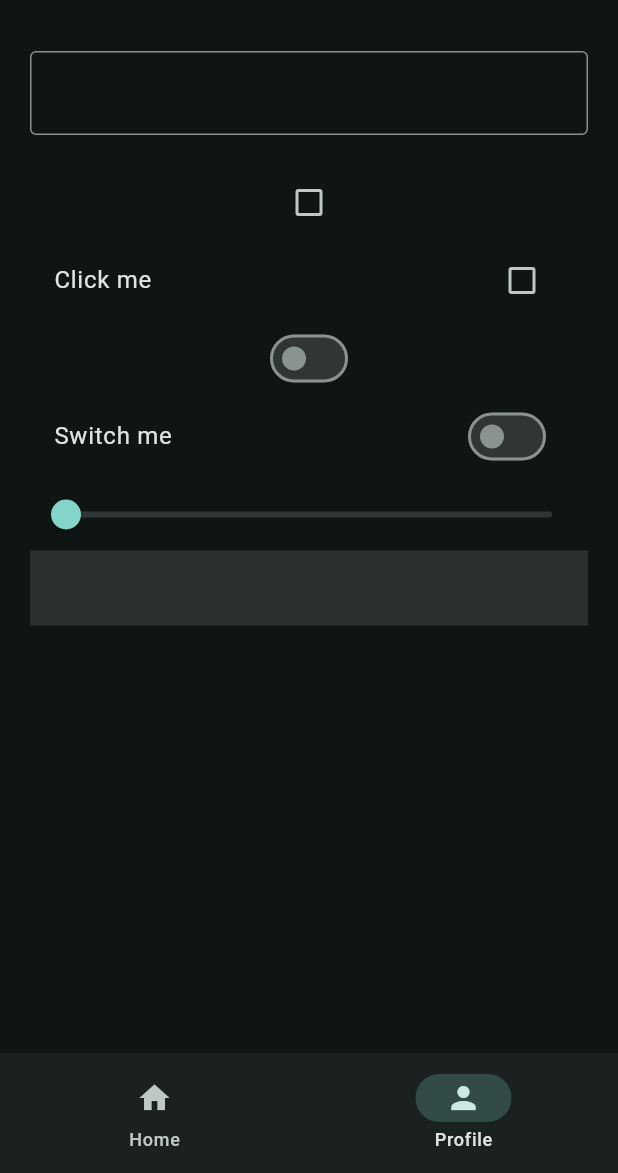
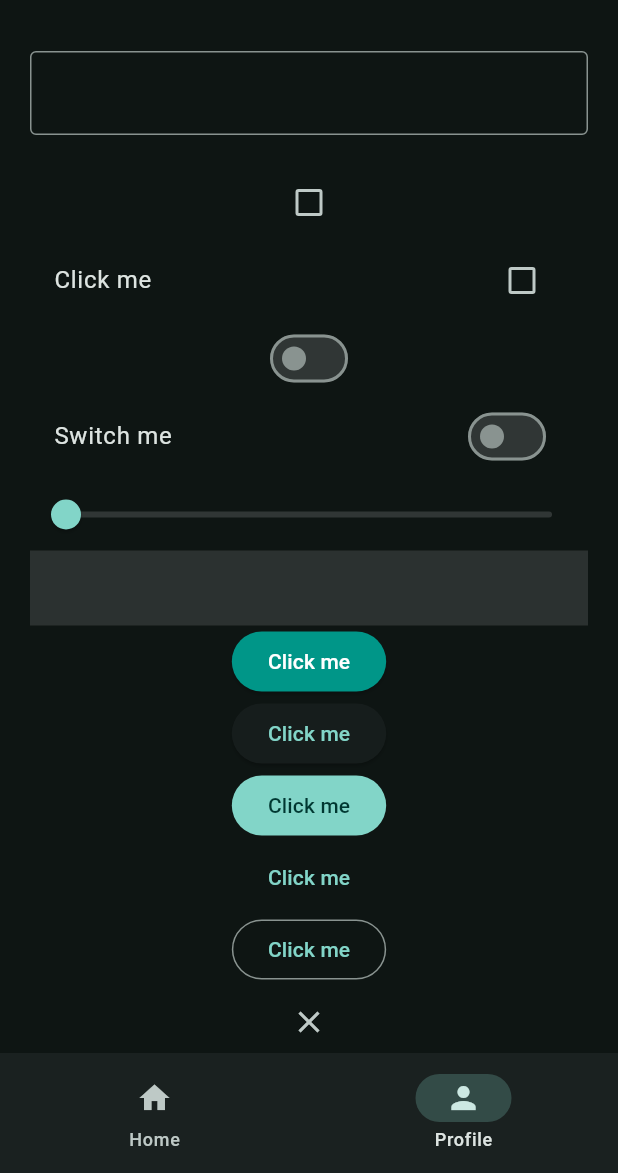
Before and after one commit to jack-gitundu/flutter_app, a Flutter app: the screen it shows after launch, item 2 of the bottom bar chosen, on a phone screen of 412 x 824 dp, the part 63-1236 px from its top. Run offline on Flutter 3.47's test engine with Material 3 defaults, Android fonts, the phone set to English and light mode, and no system bars.

Commit message:
add different types of buttons

```diff
--- a/lib/views/pages/profile_page.dart
+++ b/lib/views/pages/profile_page.dart
@@ -76,7 +76,7 @@ class _ProfilePageState extends State<ProfilePage> {
             ),
             InkWell(
               splashColor: Colors.teal,
-              onTap: (){
+              onTap: () {
                 print('Image detected');
               },
               child: Container(
@@ -85,6 +85,32 @@ class _ProfilePageState extends State<ProfilePage> {
                 color: Colors.white12,
               ),
             ),
+            ElevatedButton(
+              onPressed: () {},
+              style: ElevatedButton.styleFrom(
+                backgroundColor: Colors.teal,
+                foregroundColor: Colors.white
+              ),
+              child: Text('Click me'),
+            ),
+            ElevatedButton(
+              onPressed: () {},
+              child: Text('Click me'),
+            ),
+            FilledButton(
+              onPressed: () {},
+              child: Text('Click me'),
+            ),
+            TextButton(
+              onPressed: () {},
+              child: Text('Click me'),
+            ),
+            OutlinedButton(
+              onPressed: () {},
+              child: Text('Click me'),
+            ),
+            CloseButton(),
+            BackButton(),
           ],
         ),
       ),
```
